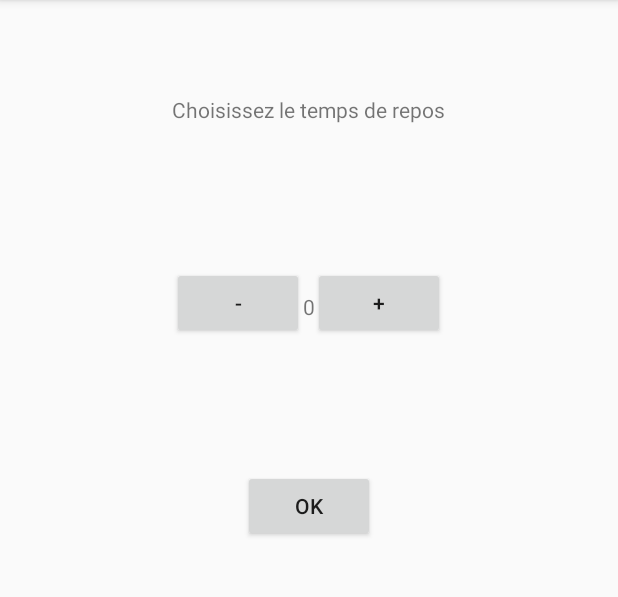
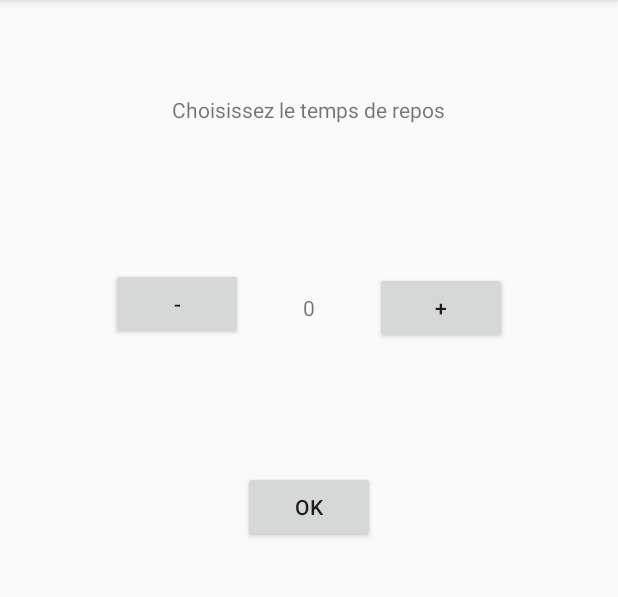
Before and after one commit to PierreThb/TabataTimer, an Android app: the ReposActivity screen opened directly, with no data from a screen before it, on a phone screen of 412 x 824 dp, the part 84-681 px from its top. Run offline under Robolectric (Android 15) with nearby library versions, the phone set to English and light mode, and no system bars.

```diff
--- a/app/src/main/res/layout-land/activity_repos.xml
+++ b/app/src/main/res/layout-land/activity_repos.xml
@@ -28,28 +28,6 @@
         android:layout_marginBottom="12dp" />
 
     <Button
-        android:id="@+id/buttonMoins"
-        android:layout_width="wrap_content"
-        android:layout_height="wrap_content"
-        android:layout_alignLeft="@+id/textView"
-        android:layout_alignStart="@+id/textView"
-        android:layout_below="@+id/textView"
-        android:layout_marginTop="95dp"
-        android:onClick="changeValueRepos"
-        android:text="-" />
-
-    <Button
-        android:id="@+id/buttonPlus"
-        android:layout_width="wrap_content"
-        android:layout_height="wrap_content"
-        android:layout_alignBaseline="@+id/buttonMoins"
-        android:layout_alignBottom="@+id/buttonMoins"
-        android:layout_alignEnd="@+id/textView"
-        android:layout_alignRight="@+id/textView"
-        android:onClick="changeValueRepos"
-        android:text="+" />
-
-    <Button
         android:id="@+id/buttonOk"
         android:layout_width="wrap_content"
         android:layout_height="wrap_content"
@@ -58,4 +36,29 @@
         android:layout_marginTop="87dp"
         android:onClick="onClickOkRepos"
         android:text="Ok" />
+
+    <Button
+        android:id="@+id/buttonMoins"
+        android:layout_width="wrap_content"
+        android:layout_height="wrap_content"
+        android:onClick="changeValueRepos"
+        android:text="-"
+        android:layout_alignParentBottom="true"
+        android:layout_toLeftOf="@+id/buttonOk"
+        android:layout_toStartOf="@+id/buttonOk"
+        android:layout_marginRight="13dp"
+        android:layout_marginEnd="13dp"
+        android:layout_marginBottom="72dp" />
+
+    <Button
+        android:id="@+id/buttonPlus"
+        android:layout_width="wrap_content"
+        android:layout_height="wrap_content"
+        android:onClick="changeValueRepos"
+        android:text="+"
+        android:layout_above="@+id/buttonOk"
+        android:layout_toRightOf="@+id/buttonOk"
+        android:layout_toEndOf="@+id/buttonOk"
+        android:layout_marginLeft="18dp"
+        android:layout_marginStart="18dp" />
 </RelativeLayout>
--- a/app/src/main/res/layout-land/dialog_save.xml
+++ b/app/src/main/res/layout-land/dialog_save.xml
@@ -8,6 +8,6 @@
         android:id="@+id/dialog_input"
         android:layout_width="364dp"
         android:layout_height="wrap_content"
-        android:hint="Configuration name" />
+        android:hint="Nom pour votre configuration" />
 
 </LinearLayout>
--- a/app/src/main/res/layout-port/activity_repos.xml
+++ b/app/src/main/res/layout-port/activity_repos.xml
@@ -28,28 +28,6 @@
         android:layout_marginBottom="12dp" />
 
     <Button
-        android:id="@+id/buttonMoins"
-        android:layout_width="wrap_content"
-        android:layout_height="wrap_content"
-        android:layout_alignLeft="@+id/textView"
-        android:layout_alignStart="@+id/textView"
-        android:layout_below="@+id/textView"
-        android:layout_marginTop="95dp"
-        android:onClick="changeValueRepos"
-        android:text="-" />
-
-    <Button
-        android:id="@+id/buttonPlus"
-        android:layout_width="wrap_content"
-        android:layout_height="wrap_content"
-        android:layout_alignBaseline="@+id/buttonMoins"
-        android:layout_alignBottom="@+id/buttonMoins"
-        android:layout_alignEnd="@+id/textView"
-        android:layout_alignRight="@+id/textView"
-        android:onClick="changeValueRepos"
-        android:text="+" />
-
-    <Button
         android:id="@+id/buttonOk"
         android:layout_width="wrap_content"
         android:layout_height="wrap_content"
@@ -58,4 +36,26 @@
         android:layout_marginTop="87dp"
         android:onClick="onClickOkRepos"
         android:text="Ok" />
+
+    <Button
+        android:id="@+id/buttonMoins"
+        android:layout_width="wrap_content"
+        android:layout_height="wrap_content"
+        android:layout_marginTop="96dp"
+        android:onClick="changeValueRepos"
+        android:text="-"
+        android:layout_below="@+id/textView"
+        android:layout_toLeftOf="@+id/buttonOk"
+        android:layout_toStartOf="@+id/buttonOk" />
+
+    <Button
+        android:id="@+id/buttonPlus"
+        android:layout_width="wrap_content"
+        android:layout_height="wrap_content"
+        android:onClick="changeValueRepos"
+        android:text="+"
+        android:layout_alignBaseline="@+id/tpsRepos"
+        android:layout_alignBottom="@+id/tpsRepos"
+        android:layout_toRightOf="@+id/buttonOk"
+        android:layout_toEndOf="@+id/buttonOk" />
 </RelativeLayout>
--- a/app/src/main/res/layout-port/dialog_save.xml
+++ b/app/src/main/res/layout-port/dialog_save.xml
@@ -8,6 +8,6 @@
         android:id="@+id/dialog_input"
         android:layout_width="364dp"
         android:layout_height="wrap_content"
-        android:hint="Configuration name" />
+        android:hint="Nom de votre configuration" />
 
 </LinearLayout>
```
Also changed, not shown: app/src/main/java/com/pierregmail/thube/tabataproject/Activity/StartActivity.java (+112 -24 lines), app/src/main/res/layout-land/activity_preparation.xml (+25 -22 lines), app/src/main/res/layout-land/activity_tabata.xml (+23 -22 lines), app/src/main/res/layout-port/activity_cycle.xml (+3 -4 lines), app/src/main/res/layout-port/activity_preparation.xml (+21 -22 lines), app/src/main/res/layout-port/activity_tabata.xml (+21 -22 lines).
